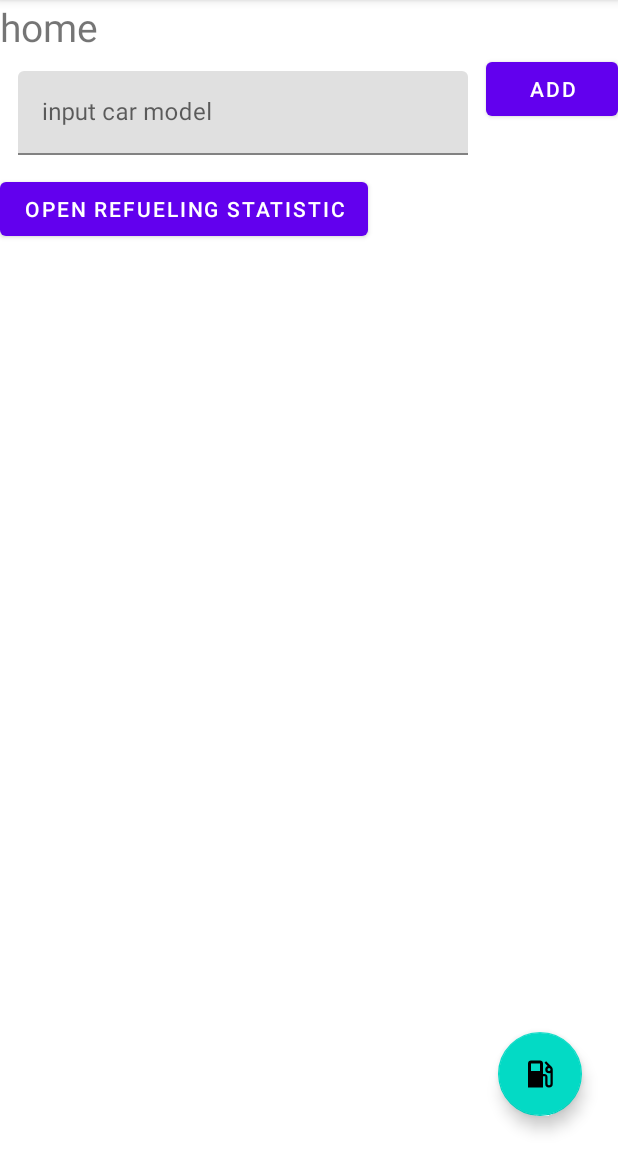
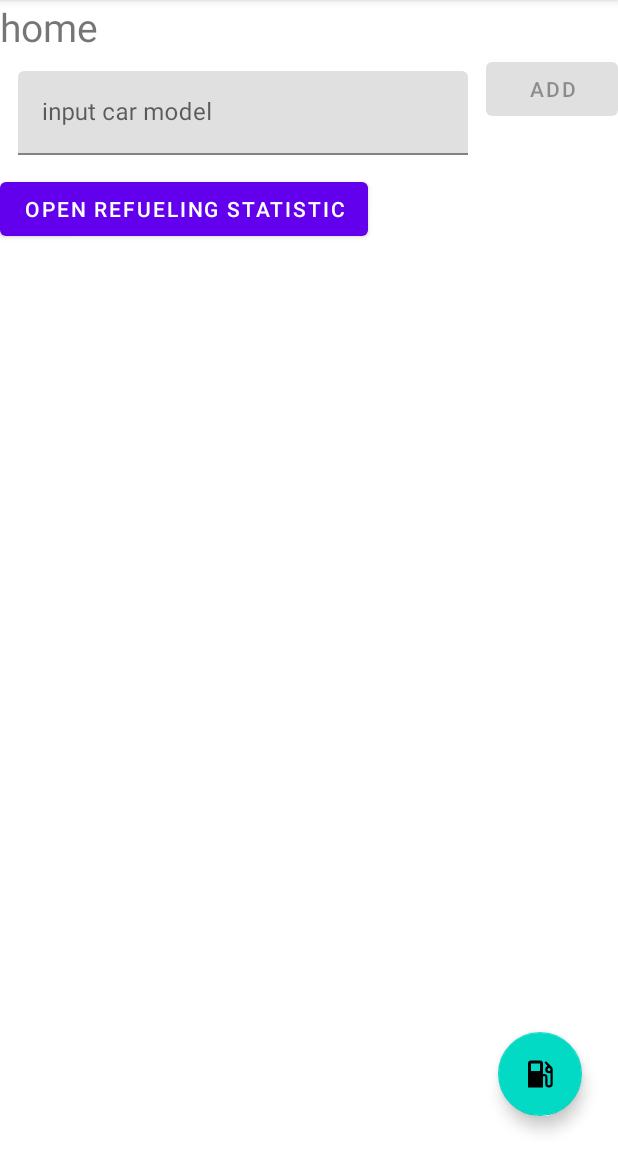
Before and after one commit to shjman/polygon, an Android app: the screen it shows after launch (MainActivity), on a phone screen of 412 x 824 dp, the part 84-1236 px from its top. Run offline under Robolectric (Android 15) with nearby library versions, the phone set to English and light mode, and no system bars; our stand-ins replace Dagger/Hilt's generated code, Room's generated code, Timber; libraries missing offline, so code that uses them is left out: by.kirich1409.viewbindingdelegate, reactivecircus.flowbinding.android; 5 statements that could not run were skipped.

```diff
--- a/app/src/main/res/layout/fragment_home.xml
+++ b/app/src/main/res/layout/fragment_home.xml
@@ -37,10 +37,12 @@
         android:id="@+id/add_model"
         android:layout_width="wrap_content"
         android:layout_height="wrap_content"
+        android:enabled="false"
         android:text="add"
         app:layout_constraintEnd_toEndOf="parent"
         app:layout_constraintStart_toEndOf="@id/car_model_layout"
-        app:layout_constraintTop_toBottomOf="@id/home_title" />
+        app:layout_constraintTop_toBottomOf="@id/home_title"
+        tools:enabled="true" />
 
     <com.google.android.material.button.MaterialButton
         android:id="@+id/open_refueling_statistic"
```
Also changed, not shown: app/src/main/java/com/shjman/polygon/ui/home/HomeFragment.kt (+7 -2 lines).
